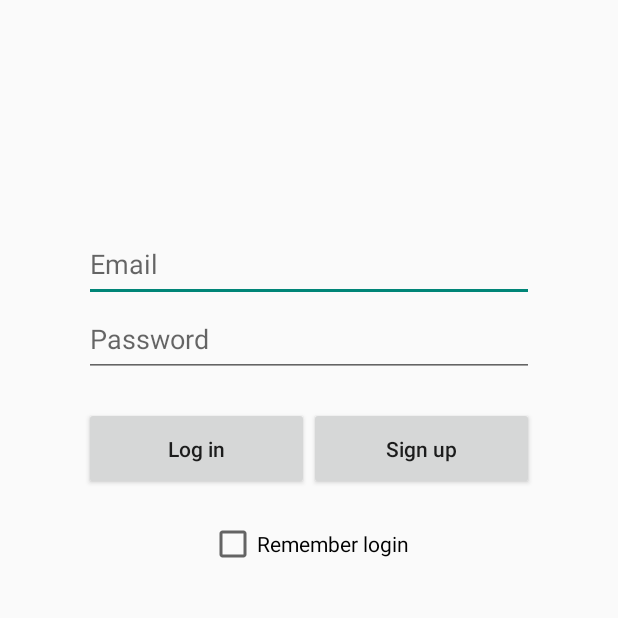
After one commit to azattspace97/AlarmSync, an Android app: the LoginActivity screen opened directly, with no data from a screen before it, on a phone screen of 412 x 824 dp, the top half of it. The commit adds this screen. Run offline under Robolectric (Android 15) with nearby library versions, the phone set to English and light mode, and no system bars.

Commit message:
19/09/22 Menu update2

```diff
--- a/app/build.gradle
+++ b/app/build.gradle
@@ -23,6 +23,9 @@ dependencies {
     implementation fileTree(dir: 'libs', include: ['*.jar'])
     implementation 'androidx.appcompat:appcompat:1.0.2'
     implementation 'androidx.constraintlayout:constraintlayout:1.1.3'
+    implementation 'com.google.android.material:material:1.0.0'
+    implementation 'androidx.annotation:annotation:1.0.2'
+    implementation 'androidx.lifecycle:lifecycle-extensions:2.0.0'
     testImplementation 'junit:junit:4.12'
     androidTestImplementation 'androidx.test:runner:1.1.1'
     androidTestImplementation 'androidx.test.espresso:espresso-core:3.1.1'
--- a/app/src/main/AndroidManifest.xml
+++ b/app/src/main/AndroidManifest.xml
@@ -16,6 +16,9 @@
                 <category android:name="android.intent.category.LAUNCHER" />
             </intent-filter>
         </activity>
+        <activity android:name=".LoginActivity">
+
+        </activity>
     </application>
 
 </manifest>
--- /dev/null
+++ b/app/src/main/java/com/graduation/alarmsync/LoginActivity.java
@@ -0,0 +1,12 @@
+package com.graduation.alarmsync;
+
+import android.app.Activity;
+import android.os.Bundle;
+
+public class LoginActivity extends Activity {
+    @Override
+    protected void onCreate(Bundle savedInstanceState) {
+        super.onCreate(savedInstanceState);
+        setContentView(R.layout.activity_login);
+    }
+}
--- /dev/null
+++ b/app/src/main/res/layout/activity_login.xml
@@ -0,0 +1,51 @@
+<?xml version="1.0" encoding="utf-8"?>
+<RelativeLayout xmlns:android="http://schemas.android.com/apk/res/android"
+    android:orientation="vertical" android:layout_width="match_parent"
+    android:layout_height="match_parent">
+
+    <EditText
+        android:layout_width="300dp"
+        android:layout_height="50dp"
+        android:id="@+id/emailInput"
+        android:layout_centerHorizontal="true"
+        android:hint="Email"
+        android:layout_marginTop="151dp" />
+
+    <EditText
+        android:layout_width="300dp"
+        android:layout_height="50dp"
+        android:id="@+id/passwordInput"
+        android:layout_centerHorizontal="true"
+        android:hint="Password"
+        android:layout_below="@+id/emailInput" />
+
+
+    <Button
+        android:layout_width="150dp"
+        android:layout_height="55dp"
+        android:text="Log in"
+        android:id="@+id/loginButton"
+        android:textAllCaps="false"
+        android:layout_marginTop="20dp"
+        android:layout_below="@+id/passwordInput"
+        android:layout_toStartOf="@+id/signupButton" />
+
+    <Button
+        android:layout_width="150dp"
+        android:layout_height="55dp"
+        android:text="Sign up"
+        android:id="@+id/signupButton"
+        android:textAllCaps="false"
+        android:layout_alignTop="@+id/loginButton"
+        android:layout_alignEnd="@+id/passwordInput" />
+
+    <CheckBox
+        android:layout_width="wrap_content"
+        android:layout_height="wrap_content"
+        android:text="Remember login"
+        android:id="@+id/checkBox"
+        android:layout_marginTop="20dp"
+        android:layout_below="@+id/loginButton"
+        android:layout_centerHorizontal="true" />
+
+</RelativeLayout>
--- /dev/null
+++ b/app/src/main/res/values/dimens.xml
@@ -0,0 +1,6 @@
+<resources>
+    <!-- Default screen margins, per the Android Design guidelines. -->
+    <dimen name="main_menu_icon_wh">40dp</dimen>
+    <dimen name="main_menu_icon_marginH">20dp</dimen>
+    <dimen name="main_menu_icon_marginV">10dp</dimen>
+</resources>
```
Also changed, not shown: app/src/main/java/com/graduation/alarmsync/MainActivity.java (+12 -1 lines), app/src/main/res/layout/activity_main.xml (+21 -20 lines).
